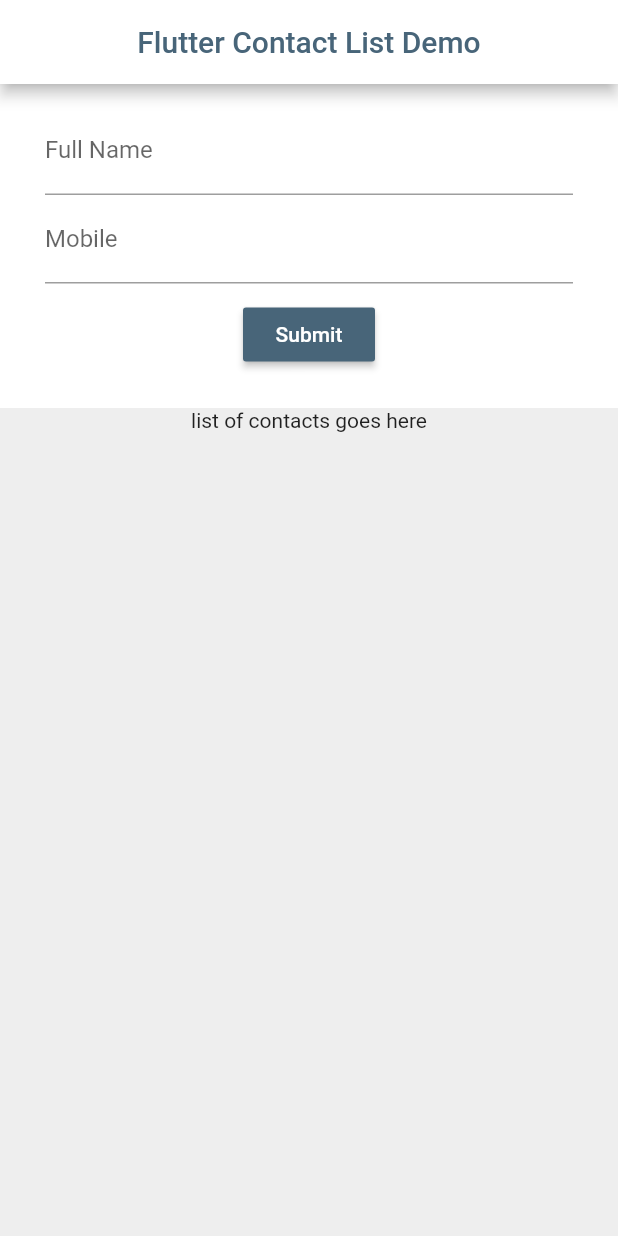
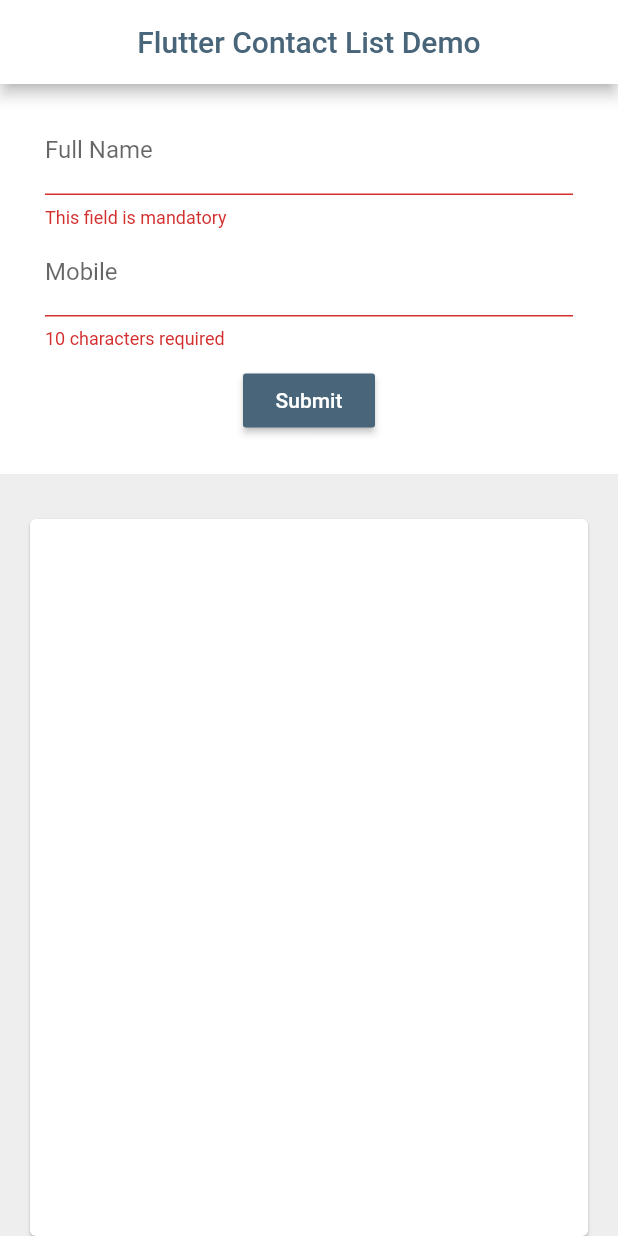
Before and after one commit to gwyne254/fluttercontactlist, a Flutter app: the screen it shows after launch, after a tap on "Submit", on a phone screen of 412 x 824 dp. Run offline on Flutter 3.47's test engine with Material 2 defaults, Android fonts, the phone set to English and light mode, and no system bars.

Commit message:
Contact List Widgets Added

```diff
--- a/lib/main.dart
+++ b/lib/main.dart
@@ -69,14 +69,21 @@ class _MyHomePageState extends State<MyHomePage> {
             children: <Widget>[
               TextFormField(
                 decoration: InputDecoration(labelText: 'Full Name'),
+                validator: (val) =>
+                    (val.length == 0 ? 'This field is mandatory' : null),
+                onSaved: (val) => setState(() => _contact.name = val),
               ),
               TextFormField(
+                //controller: _ctrlMobile,
                 decoration: InputDecoration(labelText: 'Mobile'),
+                validator: (val) =>
+                    val.length < 10 ? '10 characters required' : null,
+                onSaved: (val) => setState(() => _contact.mobile = val),
               ),
               Container(
                 margin: EdgeInsets.all(10.0),
                 child: RaisedButton(
-                  onPressed: () {},
+                  onPressed: () => _onSubmit(),
                   child: Text('Submit'),
                   color: darkBlueColor,
                   textColor: Colors.white,
@@ -87,5 +94,52 @@ class _MyHomePageState extends State<MyHomePage> {
         ),
       );
 
-  _list() => Text('list of contacts goes here');
+  _list() => Expanded(
+        child: Card(
+          margin: EdgeInsets.fromLTRB(20, 30, 20, 0),
+          child: Scrollbar(
+            child: ListView.builder(
+              padding: const EdgeInsets.all(8),
+              itemBuilder: (context, index) {
+                return Column(
+                  children: <Widget>[
+                    ListTile(
+                      leading: Icon(
+                        Icons.account_circle,
+                        color: darkBlueColor,
+                        size: 40.0,
+                      ),
+                      title: Text(
+                        _contacts[index].name.toUpperCase(),
+                        style: TextStyle(
+                            color: darkBlueColor, fontWeight: FontWeight.bold),
+                      ),
+                      subtitle: Text(_contacts[index].mobile),
+                      onTap: () {},
+                    ),
+                    Divider(
+                      height: 5.0,
+                    ),
+                  ],
+                );
+              },
+              itemCount: _contacts.length,
+            ),
+          ),
+        ),
+      );
+
+  _onSubmit() async {
+    var form = _formKey.currentState;
+    if (form.validate()) {
+      form.save();
+      print('''
+    Full Name : ${_contact.name}
+    Mobile : ${_contact.mobile}
+    ''');
+      _contacts
+          .add(Contact(id: null, name: _contact.name, mobile: _contact.mobile));
+      form.reset();
+    }
+  }
 }
```
